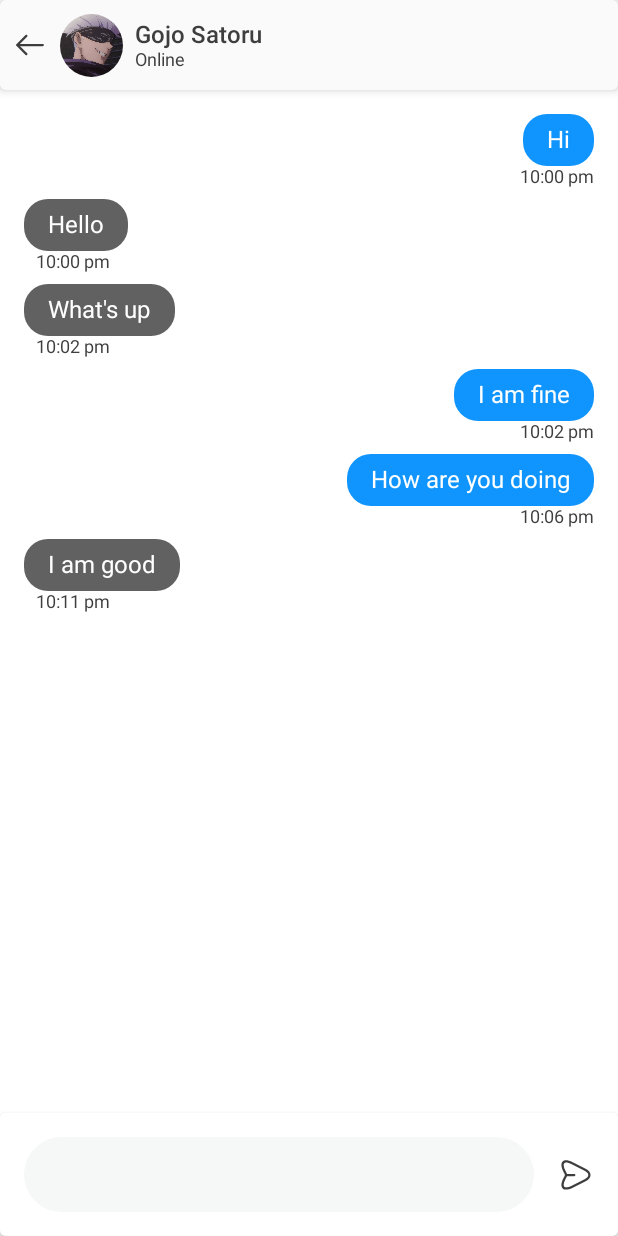
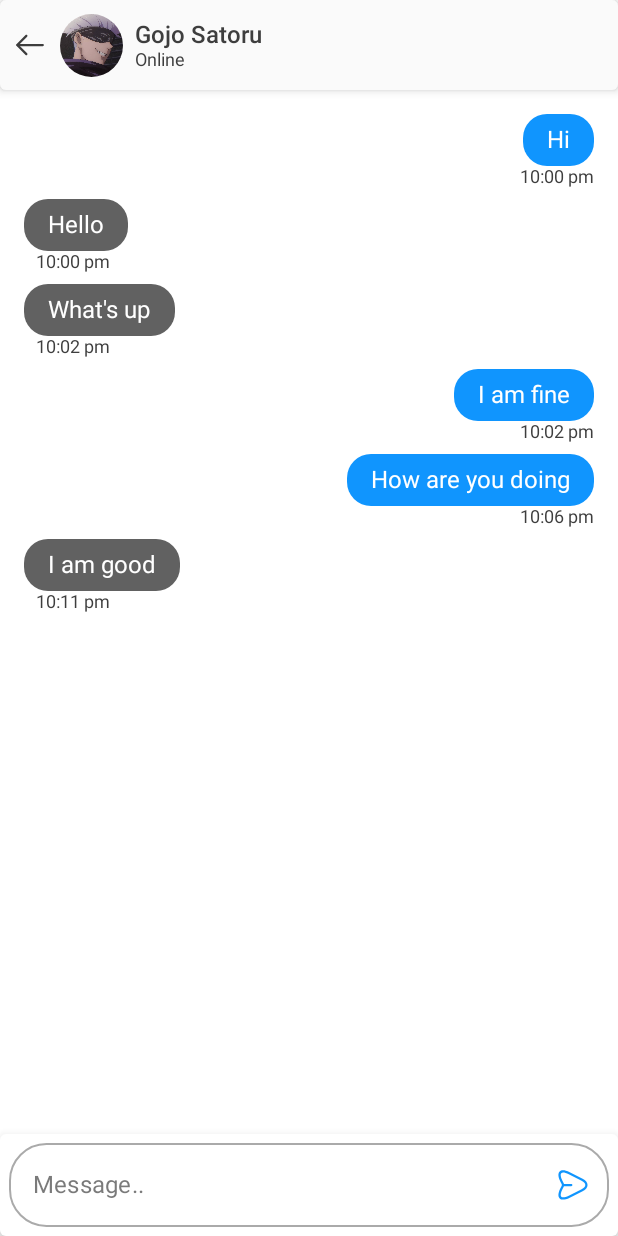
Before and after one commit to Hiten24/Compose-Ui-Templates, an Android app built with Jetpack Compose: the ChatScreen screen opened through its navigation route, on a phone screen of 412 x 824 dp. Run offline under Robolectric (Android 15) with nearby library versions, the phone set to English and light mode, and no system bars.

Commit message:
MessageBox hint added and visual changes fixed

```diff
--- a/app/src/main/java/com/example/composeuitemplates/presentation/ChatScreen.kt
+++ b/app/src/main/java/com/example/composeuitemplates/presentation/ChatScreen.kt
@@ -9,16 +9,15 @@ import androidx.compose.foundation.lazy.items
 import androidx.compose.foundation.shape.CircleShape
 import androidx.compose.foundation.shape.RoundedCornerShape
 import androidx.compose.foundation.text.BasicTextField
-import androidx.compose.material.Card
-import androidx.compose.material.Icon
-import androidx.compose.material.MaterialTheme
-import androidx.compose.material.Text
+import androidx.compose.material.*
 import androidx.compose.runtime.Composable
 import androidx.compose.runtime.mutableStateListOf
 import androidx.compose.runtime.mutableStateOf
+import androidx.compose.runtime.setValue
 import androidx.compose.ui.Alignment
 import androidx.compose.ui.Modifier
 import androidx.compose.ui.draw.clip
+import androidx.compose.ui.focus.onFocusChanged
 import androidx.compose.ui.graphics.Color
 import androidx.compose.ui.graphics.painter.Painter
 import androidx.compose.ui.res.painterResource
@@ -27,6 +26,7 @@ import androidx.compose.ui.unit.dp
 import androidx.compose.ui.unit.sp
 import androidx.navigation.NavController
 import com.example.composeuitemplates.R
+import kotlin.reflect.KProperty
 
 data class Chat(
     val message: String,
@@ -94,7 +94,9 @@ fun TopBarSection(
             Image(
                 painter = profile,
                 contentDescription = null,
-                modifier = Modifier.size(42.dp).clip(CircleShape)
+                modifier = Modifier
+                    .size(42.dp)
+                    .clip(CircleShape)
             )
 
             Spacer(modifier = Modifier.width(8.dp))
@@ -115,7 +117,9 @@ fun ChatSection(
     modifier: Modifier = Modifier
 ) {
     LazyColumn(
-        modifier = modifier.fillMaxWidth().padding(16.dp),
+        modifier = modifier
+            .fillMaxWidth()
+            .padding(16.dp),
     ) {
         items(chats) { chat ->
             MessageItem(
@@ -134,40 +138,33 @@ fun MessageSection() {
         modifier = Modifier
             .fillMaxWidth(),
         backgroundColor = Color.White,
-        elevation = 4.dp
+        elevation = 10.dp
     ) {
-        Row(
-            modifier = Modifier.padding(16.dp),
-            horizontalArrangement = Arrangement.SpaceBetween,
-            verticalAlignment = Alignment.CenterVertically
-        ) {
-            Box(
-                modifier = Modifier
-                    .background(MaterialTheme.colors.surface, shape = RoundedCornerShape(25.dp))
-                    .height(50.dp)
-                    .weight(1f),
-                contentAlignment = Alignment.Center
-            ) {
-                BasicTextField(
+                OutlinedTextField(
+                    placeholder = {
+                        Text("Message..")
+                    },
                     value = message.value,
                     onValueChange = {
                         message.value = it
                     },
+                    shape = RoundedCornerShape(25.dp),
+                    trailingIcon = {
+                        Icon(
+                            painter = painterResource(id = R.drawable.ic_send, ),
+                            contentDescription = null,
+                            tint = MaterialTheme.colors.primary,
+                            modifier = Modifier.clickable {
+                                chats.add(Chat(message.value, "10:00 PM", true))
+                                message.value = ""
+                            }
+                        )
+
+                    },
                     modifier = Modifier
                         .fillMaxWidth()
-                        .padding(horizontal = 16.dp),
+                        .padding(6.dp),
                 )
-            }
-            Spacer(modifier = Modifier.width(16.dp))
-            Icon(
-                painter = painterResource(id = R.drawable.ic_send),
-                contentDescription = null,
-                Modifier.clickable {
-                    chats.add(Chat(message.value, "10:00 PM", true))
-                    message.value = ""
-                }
-            )
-        }
     }
 }
 
```
